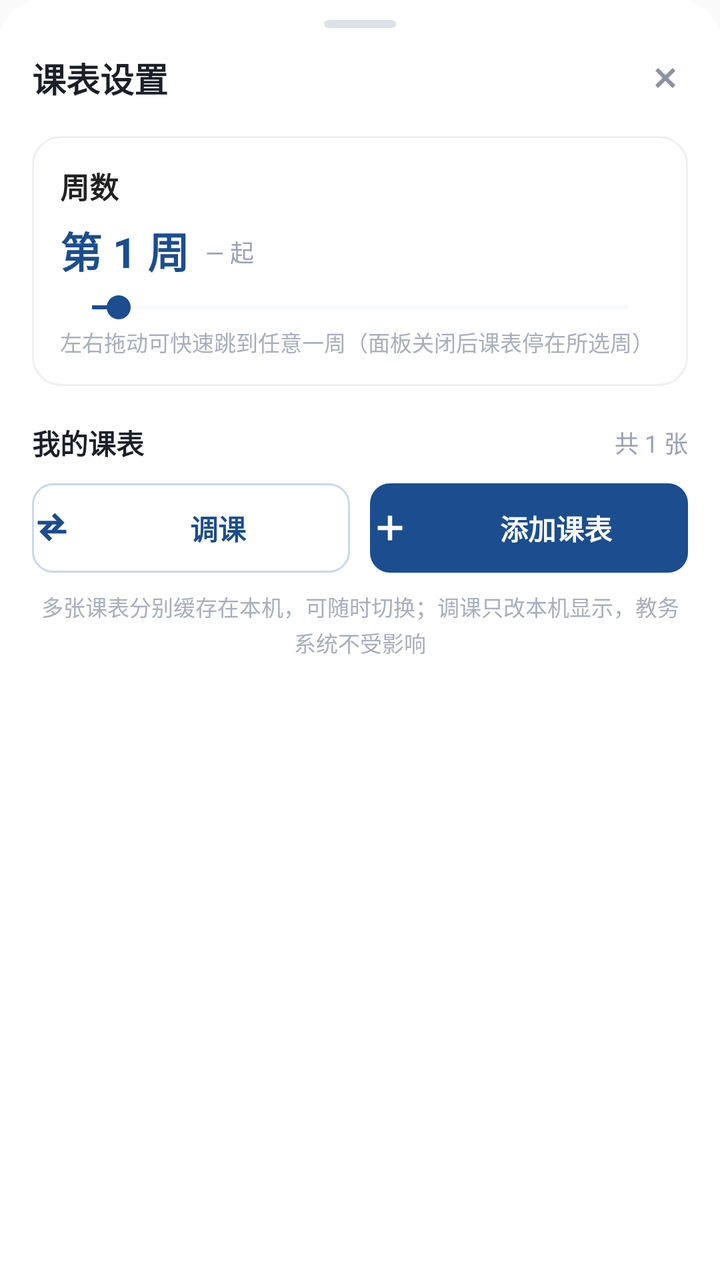
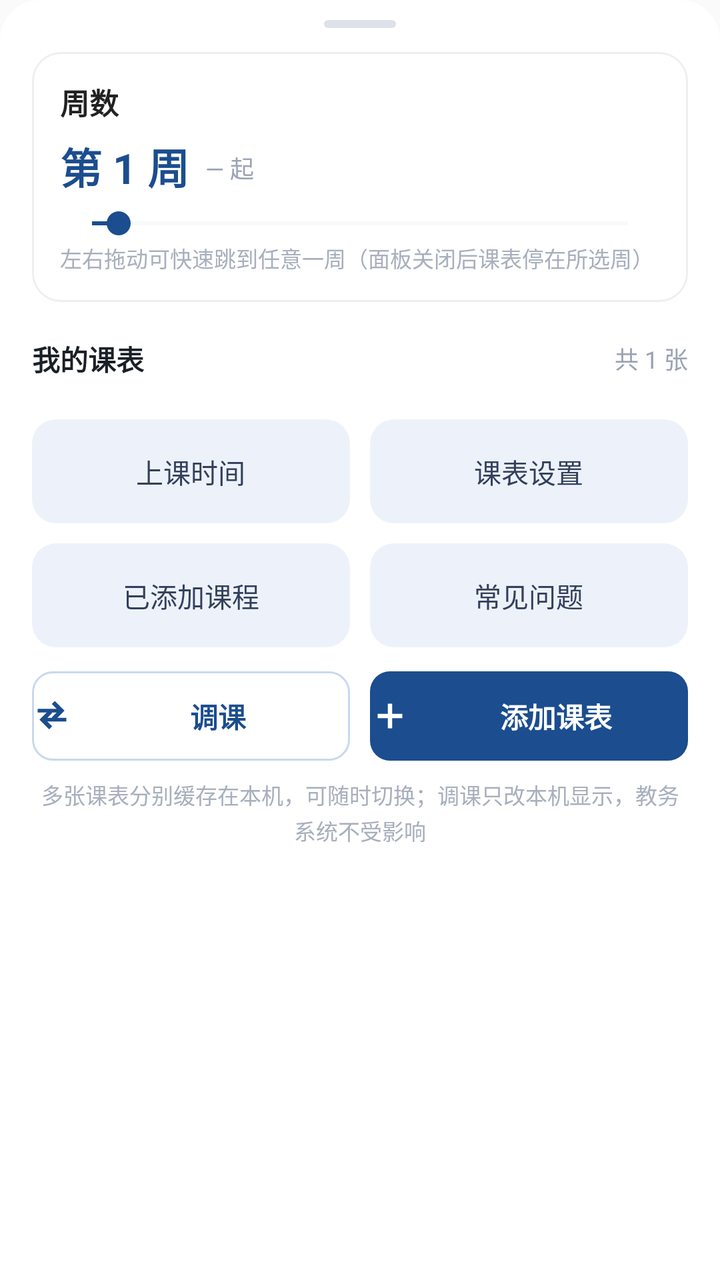

Screens rendered from an Android XML layout before and after an edit, with the pre-edit source and the edit as a unified diff.
<!-- AndroidManifest.xml: application theme AppTheme -->
<!-- res/layout/sheet_schedule.xml -->
<?xml version="1.0" encoding="utf-8"?>
<LinearLayout xmlns:android="http://schemas.android.com/apk/res/android"
    android:layout_width="match_parent"
    android:layout_height="wrap_content"
    android:orientation="vertical"
    android:background="@drawable/sheet_bg"
    android:paddingStart="16dp"
    android:paddingEnd="16dp"
    android:paddingBottom="18dp">

    <View
        android:layout_width="36dp"
        android:layout_height="4dp"
        android:layout_gravity="center_horizontal"
        android:layout_marginTop="10dp"
        android:background="@drawable/sheet_handle" />

    <ScrollView
        android:layout_width="match_parent"
        android:layout_height="wrap_content"
        android:layout_marginTop="8dp"
        android:scrollbars="none">

        <LinearLayout
            android:layout_width="match_parent"
            android:layout_height="wrap_content"
            android:orientation="vertical">

            
            <LinearLayout
                android:layout_width="match_parent"
                android:layout_height="wrap_content"
                android:orientation="horizontal"
                android:gravity="center_vertical">

                <TextView
                    android:layout_width="0dp"
                    android:layout_height="wrap_content"
                    android:layout_weight="1"
                    android:text="课表设置"
                    android:textSize="17sp"
                    android:textStyle="bold"
                    android:textColor="#1B1F27" />

                <ImageButton
                    android:id="@+id/schedClose"
                    android:layout_width="34dp"
                    android:layout_height="34dp"
                    android:layout_marginEnd="-6dp"
                    android:background="@drawable/btn_icon_flat"
                    android:src="@drawable/ic_skeu_close"
                    android:tint="#8B92A3"
                    android:scaleType="centerInside"
                    android:contentDescription="关闭" />
            </LinearLayout>

            
            <LinearLayout
                android:layout_width="match_parent"
                android:layout_height="wrap_content"
                android:layout_marginTop="12dp"
                android:orientation="vertical"
                android:background="@drawable/cache_card_bg"
                android:padding="14dp">

                <LinearLayout
                    android:layout_width="match_parent"
                    android:layout_height="wrap_content"
                    android:orientation="horizontal"
                    android:gravity="center_vertical">

                    <TextView
                        android:layout_width="0dp"
                        android:layout_height="wrap_content"
                        android:layout_weight="1"
                        android:text="周数"
                        android:textSize="14.5sp"
                        android:textStyle="bold"
                        android:textColor="#222222" />

                    
                    <TextView
                        android:id="@+id/schedNow"
                        android:layout_width="wrap_content"
                        android:layout_height="wrap_content"
                        android:paddingStart="10dp"
                        android:paddingEnd="4dp"
                        android:paddingTop="4dp"
                        android:paddingBottom="4dp"
                        android:background="?android:attr/selectableItemBackground"
                        android:text="回到本周"
                        android:textSize="12sp"
                        android:textColor="#1B4D8F"
                        android:visibility="gone" />
                </LinearLayout>

                <LinearLayout
                    android:layout_width="match_parent"
                    android:layout_height="wrap_content"
                    android:layout_marginTop="6dp"
                    android:orientation="horizontal"
                    android:gravity="bottom">

                    <TextView
                        android:id="@+id/schedWeekText"
                        android:layout_width="wrap_content"
                        android:layout_height="wrap_content"
                        android:text="第 1 周"
                        android:textSize="21sp"
                        android:textStyle="bold"
                        android:textColor="#1B4D8F" />

                    <TextView
                        android:id="@+id/schedWeekSub"
                        android:layout_width="0dp"
                        android:layout_height="wrap_content"
                        android:layout_weight="1"
                        android:layout_marginStart="8dp"
                        android:layout_marginBottom="3dp"
                        android:text="— 起"
                        android:textSize="12sp"
                        android:textColor="#9AA2B4" />
                </LinearLayout>

                <SeekBar
                    android:id="@+id/schedSeek"
                    android:layout_width="match_parent"
                    android:layout_height="wrap_content"
                    android:layout_marginTop="4dp"
                    android:max="20"
                    android:progress="1"
                    android:progressTint="#1B4D8F"
                    android:progressBackgroundTint="#E3E7EE"
                    android:thumbTint="#1B4D8F" />

                <TextView
                    android:layout_width="match_parent"
                    android:layout_height="wrap_content"
                    android:text="左右拖动可快速跳到任意一周（面板关闭后课表停在所选周）"
                    android:textSize="11sp"
                    android:lineSpacingExtra="2dp"
                    android:textColor="#A8AFBD" />
            </LinearLayout>

            
            <LinearLayout
                android:layout_width="match_parent"
                android:layout_height="wrap_content"
                android:layout_marginTop="18dp"
                android:orientation="horizontal"
                android:gravity="center_vertical">

                <TextView
                    android:layout_width="0dp"
                    android:layout_height="wrap_content"
                    android:layout_weight="1"
                    android:text="我的课表"
                    android:textSize="14sp"
                    android:textStyle="bold"
                    android:textColor="#1B1F27" />

                <TextView
                    android:id="@+id/schedCount"
                    android:layout_width="wrap_content"
                    android:layout_height="wrap_content"
                    android:text="共 1 张"
                    android:textSize="12sp"
                    android:textColor="#9AA2B4" />
            </LinearLayout>

            
            <LinearLayout
                android:id="@+id/schedList"
                android:layout_width="match_parent"
                android:layout_height="wrap_content"
                android:layout_marginTop="8dp"
                android:orientation="vertical" />

            
            <LinearLayout
                android:layout_width="match_parent"
                android:layout_height="wrap_content"
                android:layout_marginTop="2dp"
                android:orientation="horizontal">

                <TextView
                    android:id="@+id/schedAdjust"
                    android:layout_width="0dp"
                    android:layout_height="wrap_content"
                    android:layout_weight="1"
                    android:background="@drawable/btn_outline_blue"
                    android:drawableStart="@drawable/ic_skeu_swap"
                    android:drawableTint="#1B4D8F"
                    android:drawablePadding="7dp"
                    android:gravity="center"
                    android:paddingTop="12dp"
                    android:paddingBottom="12dp"
                    android:text="调课"
                    android:textSize="14sp"
                    android:textStyle="bold"
                    android:textColor="#1B4D8F" />

                <TextView
                    android:id="@+id/schedAdd"
                    android:layout_width="0dp"
                    android:layout_height="wrap_content"
                    android:layout_weight="1"
                    android:layout_marginStart="10dp"
                    android:background="@drawable/cache_btn_primary"
                    android:drawableStart="@drawable/ic_skeu_add"
                    android:drawableTint="#FFFFFF"
                    android:drawablePadding="7dp"
                    android:gravity="center"
                    android:paddingTop="12dp"
                    android:paddingBottom="12dp"
                    android:text="添加课表"
                    android:textSize="14sp"
                    android:textStyle="bold"
                    android:textColor="#FFFFFF" />
            </LinearLayout>

            <TextView
                android:layout_width="match_parent"
                android:layout_height="wrap_content"
                android:layout_marginTop="9dp"
                android:gravity="center"
                android:lineSpacingExtra="2dp"
                android:text="多张课表分别缓存在本机，可随时切换；调课只改本机显示，教务系统不受影响"
                android:textSize="11sp"
                android:textColor="#A8AFBD" />
        </LinearLayout>
    </ScrollView>
</LinearLayout>
<!-- resources referenced by this layout -->
<resources>
  <!-- drawable btn_icon_flat (drawable) -->
  <?xml version="1.0" encoding="utf-8"?>
  <ripple xmlns:android="http://schemas.android.com/apk/res/android"
      android:color="#241B4D8F">
      <item android:id="@android:id/mask">
          <shape android:shape="oval">
              <solid android:color="#FFFFFF" />
          </shape>
      </item>
  </ripple>
  <!-- drawable btn_outline_blue (drawable) -->
  <?xml version="1.0" encoding="utf-8"?>
  <ripple xmlns:android="http://schemas.android.com/apk/res/android"
      android:color="#1F1B4D8F">
      <item>
          <shape android:shape="rectangle">
              <solid android:color="#FFFFFF" />
              <corners android:radius="10dp" />
              <stroke
                  android:width="1dp"
                  android:color="#C9D8EE" />
          </shape>
      </item>
  </ripple>
  <!-- drawable cache_btn_primary (drawable) -->
  <?xml version="1.0" encoding="utf-8"?>
  <ripple xmlns:android="http://schemas.android.com/apk/res/android"
      android:color="#33FFFFFF">
      <item>
          <shape android:shape="rectangle">
              <solid android:color="#1B4D8F" />
              <corners android:radius="10dp" />
          </shape>
      </item>
  </ripple>
  <!-- drawable cache_card_bg (drawable) -->
  <?xml version="1.0" encoding="utf-8"?>
  <shape xmlns:android="http://schemas.android.com/apk/res/android"
      android:shape="rectangle">
      <solid android:color="#FFFFFF" />
      <corners android:radius="14dp" />
      <stroke
          android:width="1dp"
          android:color="#EDEFF3" />
  </shape>
  <!-- drawable ic_skeu_add (drawable) -->
  <?xml version="1.0" encoding="utf-8"?>
  <vector xmlns:android="http://schemas.android.com/apk/res/android"
      android:width="20dp"
      android:height="20dp"
      android:viewportWidth="24"
      android:viewportHeight="24">
  
      <path
          android:fillColor="#FFFFFFFF"
          android:pathData="M10.7,4.6h2.6v6.1h6.1v2.6h-6.1v6.1h-2.6v-6.1h-6.1v-2.6h6.1z" />
  </vector>
  <!-- drawable ic_skeu_close (drawable) -->
  <?xml version="1.0" encoding="utf-8"?>
  <vector xmlns:android="http://schemas.android.com/apk/res/android"
      android:width="20dp"
      android:height="20dp"
      android:viewportWidth="24"
      android:viewportHeight="24">
  
      <path
          android:fillColor="#FFFFFFFF"
          android:pathData="M12,10.3l4.3,-4.3l1.7,1.7l-4.3,4.3l4.3,4.3l-1.7,1.7l-4.3,-4.3l-4.3,4.3l-1.7,-1.7l4.3,-4.3l-4.3,-4.3l1.7,-1.7z" />
  </vector>
  <!-- drawable ic_skeu_swap (drawable) -->
  <?xml version="1.0" encoding="utf-8"?>
  <vector xmlns:android="http://schemas.android.com/apk/res/android"
      android:width="20dp"
      android:height="20dp"
      android:viewportWidth="24"
      android:viewportHeight="24">
  
      
      <path
          android:fillColor="#FFFFFFFF"
          android:pathData="M3.4,7.7h11.4l-2.9,-2.9l1.8,-1.8l5.8,5.8l-5.8,5.8l-1.8,-1.8l2.9,-2.9h-11.4z" />
  
      
      <path
          android:fillColor="#FFFFFFFF"
          android:pathData="M20.6,15.3h-11.4l2.9,2.9l-1.8,1.8l-5.8,-5.8l5.8,-5.8l1.8,1.8l-2.9,2.9h11.4z" />
  </vector>
  <!-- drawable sheet_bg (drawable) -->
  <?xml version="1.0" encoding="utf-8"?>
  <shape xmlns:android="http://schemas.android.com/apk/res/android"
      android:shape="rectangle">
      <solid android:color="#FFFFFF" />
      <corners
          android:topLeftRadius="20dp"
          android:topRightRadius="20dp" />
  </shape>
  <!-- drawable sheet_handle (drawable) -->
  <?xml version="1.0" encoding="utf-8"?>
  <shape xmlns:android="http://schemas.android.com/apk/res/android"
      android:shape="rectangle">
      <solid android:color="#DDE1E9" />
      <corners android:radius="2dp" />
  </shape>
  <style name="AppTheme" parent="android:Theme.Material.Light.NoActionBar">
          <item name="android:statusBarColor">#ffffff</item>
          <item name="android:windowLightStatusBar">true</item>
      </style>
</resources>

<!-- the commit's change to res/layout/sheet_schedule.xml (unified diff, before → after) -->
@@ -15,50 +15,25 @@
         android:layout_marginTop="10dp"
         android:background="@drawable/sheet_handle" />
 
-    <ScrollView
-        android:layout_width="match_parent"
-        android:layout_height="wrap_content"
-        android:layout_marginTop="8dp"
-        android:scrollbars="none">
-
-        <LinearLayout
-            android:layout_width="match_parent"
-            android:layout_height="wrap_content"
-            android:orientation="vertical">
-
-            
-            <LinearLayout
-                android:layout_width="match_parent"
-                android:layout_height="wrap_content"
-                android:orientation="horizontal"
-                android:gravity="center_vertical">
-
-                <TextView
-                    android:layout_width="0dp"
-                    android:layout_height="wrap_content"
-                    android:layout_weight="1"
-                    android:text="课表设置"
-                    android:textSize="17sp"
-                    android:textStyle="bold"
-                    android:textColor="#1B1F27" />
-
-                <ImageButton
-                    android:id="@+id/schedClose"
-                    android:layout_width="34dp"
-                    android:layout_height="34dp"
-                    android:layout_marginEnd="-6dp"
-                    android:background="@drawable/btn_icon_flat"
-                    android:src="@drawable/ic_skeu_close"
-                    android:tint="#8B92A3"
-                    android:scaleType="centerInside"
-                    android:contentDescription="关闭" />
-            </LinearLayout>
-
-            
-            <LinearLayout
-                android:layout_width="match_parent"
-                android:layout_height="wrap_content"
-                android:layout_marginTop="12dp"
+            
+            <ScrollView
+                android:layout_width="match_parent"
+                android:layout_height="wrap_content"
+                android:layout_marginTop="4dp"
+                android:scrollbars="none">
+
+            <LinearLayout
+                android:layout_width="match_parent"
+                android:layout_height="wrap_content"
+                android:orientation="vertical">
+
+            
+
+            
+            <LinearLayout
+                android:layout_width="match_parent"
+                android:layout_height="wrap_content"
+                android:layout_marginTop="8dp"
                 android:orientation="vertical"
                 android:background="@drawable/cache_card_bg"
                 android:padding="14dp">
@@ -180,7 +155,44 @@
             <LinearLayout
                 android:layout_width="match_parent"
                 android:layout_height="wrap_content"
-                android:layout_marginTop="2dp"
+                android:layout_marginTop="12dp"
+                android:orientation="horizontal">
+
+                <TextView
+                    android:id="@+id/gridTime"
+                    style="@style/SchedGridCell"
+                    android:text="上课时间" />
+
+                <TextView
+                    android:id="@+id/gridSettings"
+                    style="@style/SchedGridCell"
+                    android:layout_marginStart="10dp"
+                    android:text="课表设置" />
+            </LinearLayout>
+
+            <LinearLayout
+                android:layout_width="match_parent"
+                android:layout_height="wrap_content"
+                android:layout_marginTop="10dp"
+                android:orientation="horizontal">
+
+                <TextView
+                    android:id="@+id/gridCourses"
+                    style="@style/SchedGridCell"
+                    android:text="已添加课程" />
+
+                <TextView
+                    android:id="@+id/gridFaq"
+                    style="@style/SchedGridCell"
+                    android:layout_marginStart="10dp"
+                    android:text="常见问题" />
+            </LinearLayout>
+
+            
+            <LinearLayout
+                android:layout_width="match_parent"
+                android:layout_height="wrap_content"
+                android:layout_marginTop="12dp"
                 android:orientation="horizontal">
 
                 <TextView
<!-- resource entries referenced after the edit -->
@@ -1,15 +1,5 @@
 <!-- resources referenced by this layout -->
 <resources>
-  <!-- drawable btn_icon_flat (drawable) -->
-  <?xml version="1.0" encoding="utf-8"?>
-  <ripple xmlns:android="http://schemas.android.com/apk/res/android"
-      android:color="#241B4D8F">
-      <item android:id="@android:id/mask">
-          <shape android:shape="oval">
-              <solid android:color="#FFFFFF" />
-          </shape>
-      </item>
-  </ripple>
   <!-- drawable btn_outline_blue (drawable) -->
   <?xml version="1.0" encoding="utf-8"?>
   <ripple xmlns:android="http://schemas.android.com/apk/res/android"
@@ -57,18 +47,6 @@
           android:fillColor="#FFFFFFFF"
           android:pathData="M10.7,4.6h2.6v6.1h6.1v2.6h-6.1v6.1h-2.6v-6.1h-6.1v-2.6h6.1z" />
   </vector>
-  <!-- drawable ic_skeu_close (drawable) -->
-  <?xml version="1.0" encoding="utf-8"?>
-  <vector xmlns:android="http://schemas.android.com/apk/res/android"
-      android:width="20dp"
-      android:height="20dp"
-      android:viewportWidth="24"
-      android:viewportHeight="24">
-  
-      <path
-          android:fillColor="#FFFFFFFF"
-          android:pathData="M12,10.3l4.3,-4.3l1.7,1.7l-4.3,4.3l4.3,4.3l-1.7,1.7l-4.3,-4.3l-4.3,4.3l-1.7,-1.7l4.3,-4.3l-4.3,-4.3l1.7,-1.7z" />
-  </vector>
   <!-- drawable ic_skeu_swap (drawable) -->
   <?xml version="1.0" encoding="utf-8"?>
   <vector xmlns:android="http://schemas.android.com/apk/res/android"
@@ -103,9 +81,33 @@
       <solid android:color="#DDE1E9" />
       <corners android:radius="2dp" />
   </shape>
+  <style name="SchedGridCell">
+          <item name="android:layout_width">0dp</item>
+          <item name="android:layout_height">wrap_content</item>
+          <item name="android:layout_weight">1</item>
+          <item name="android:gravity">center</item>
+          <item name="android:paddingTop">16dp</item>
+          <item name="android:paddingBottom">16dp</item>
+          <item name="android:background">@drawable/grid_cell_bg</item>
+          <item name="android:clickable">true</item>
+          <item name="android:focusable">true</item>
+          <item name="android:textSize">13.5sp</item>
+          <item name="android:textColor">#33405C</item>
+      </style>
   <style name="AppTheme" parent="android:Theme.Material.Light.NoActionBar">
           <item name="android:statusBarColor">#ffffff</item>
           <item name="android:windowLightStatusBar">true</item>
       </style>
+  <!-- drawable grid_cell_bg (drawable) -->
+  <?xml version="1.0" encoding="utf-8"?>
+  <ripple xmlns:android="http://schemas.android.com/apk/res/android"
+      android:color="#241B4D8F">
+      <item>
+          <shape android:shape="rectangle">
+              <solid android:color="#EDF2FA" />
+              <corners android:radius="12dp" />
+          </shape>
+      </item>
+  </ripple>
 </resources>
 
